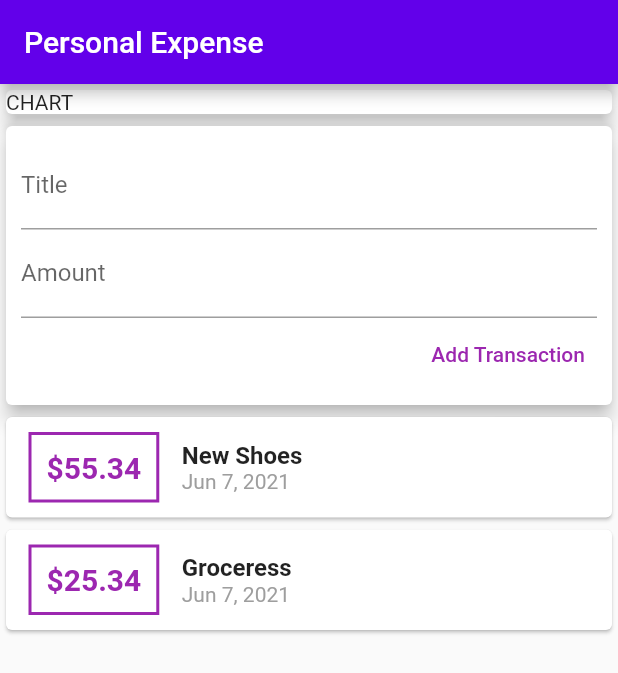
After one commit to Prince7195/flutter_personal_expence, a Flutter app: the screen it shows after launch, on a phone screen of 412 x 824 dp. The commit adds this screen. Shown: the top 673 px of the screen. Run offline on Flutter 3.47's test engine with Material 2 defaults, Android fonts, the phone set to English and light mode, and no system bars.

Commit message:
adding transaction and grouped files and code

```diff
--- /dev/null
+++ b/lib/widgets/new_transactions.dart
@@ -0,0 +1,43 @@
+import 'package:flutter/material.dart';
+
+class NewTransactions extends StatelessWidget {
+  final Function addNewTransaction;
+
+  NewTransactions(this.addNewTransaction);
+
+  final textController = TextEditingController();
+  final amountController = TextEditingController();
+
+  @override
+  Widget build(BuildContext context) {
+    return Card(
+      elevation: 5,
+      child: Container(
+        padding: EdgeInsets.all(10),
+        child: Column(
+          crossAxisAlignment: CrossAxisAlignment.end,
+          children: [
+            TextField(
+              decoration: InputDecoration(labelText: 'Title'),
+              controller: textController,
+            ),
+            TextField(
+              decoration: InputDecoration(labelText: 'Amount'),
+              controller: amountController,
+            ),
+            TextButton(
+              child: Text('Add Transaction'),
+              onPressed: () {
+                addNewTransaction(
+                    textController.text, double.parse(amountController.text));
+              },
+              style: TextButton.styleFrom(
+                primary: Colors.purple,
+              ),
+            ),
+          ],
+        ),
+      ),
+    );
+  }
+}
--- /dev/null
+++ b/lib/widgets/transaction_list.dart
@@ -0,0 +1,68 @@
+import 'package:flutter/material.dart';
+import 'package:intl/intl.dart';
+
+import '../models/transaction.dart';
+
+class TransactionList extends StatelessWidget {
+  final List<Transaction> transactions;
+
+  TransactionList(this.transactions);
+
+  @override
+  Widget build(BuildContext context) {
+    return Container(
+      height: 500,
+      child: SingleChildScrollView(
+        child: Column(
+          children: transactions
+              .map((trx) => Card(
+                    child: Row(
+                      children: [
+                        Container(
+                          child: Text(
+                            '\$${trx.amount}',
+                            style: TextStyle(
+                              color: Colors.purple,
+                              fontWeight: FontWeight.bold,
+                              fontSize: 20,
+                            ),
+                          ),
+                          margin: EdgeInsets.symmetric(
+                            vertical: 10,
+                            horizontal: 15,
+                          ),
+                          padding: EdgeInsets.all(10),
+                          decoration: BoxDecoration(
+                            border: Border.all(
+                              width: 2,
+                              color: Colors.purple,
+                            ),
+                          ),
+                        ),
+                        Column(
+                          crossAxisAlignment: CrossAxisAlignment.start,
+                          children: [
+                            Text(
+                              trx.title,
+                              style: TextStyle(
+                                fontWeight: FontWeight.bold,
+                                fontSize: 16,
+                              ),
+                            ),
+                            Text(
+                              DateFormat.yMMMd().format(trx.date),
+                              style: TextStyle(
+                                color: Colors.grey,
+                              ),
+                            ),
+                          ],
+                        )
+                      ],
+                    ),
+                  ))
+              .toList(),
+        ),
+      ),
+    );
+  }
+}
--- /dev/null
+++ b/lib/widgets/user_transactions.dart
@@ -0,0 +1,49 @@
+import 'package:flutter/material.dart';
+
+import './new_transactions.dart';
+import './transaction_list.dart';
+import '../models/transaction.dart';
+
+class UserTransactions extends StatefulWidget {
+  @override
+  _UserTransactionsState createState() => _UserTransactionsState();
+}
+
+class _UserTransactionsState extends State<UserTransactions> {
+  final List<Transaction> _transactions = [
+    Transaction(
+      id: 'trx1',
+      title: 'New Shoes',
+      amount: 55.34,
+      date: DateTime.now(),
+    ),
+    Transaction(
+      id: 'trx2',
+      title: 'Groceress',
+      amount: 25.34,
+      date: DateTime.now(),
+    ),
+  ];
+
+  void _addNewTransaction(String title, double amount) {
+    final newTrx = Transaction(
+        id: 'trx${_transactions.length + 1}',
+        title: title,
+        amount: amount,
+        date: DateTime.now());
+
+    setState(() {
+      _transactions.add(newTrx);
+    });
+  }
+
+  @override
+  Widget build(BuildContext context) {
+    return Column(
+      children: [
+        NewTransactions(_addNewTransaction),
+        TransactionList(_transactions),
+      ],
+    );
+  }
+}
```
Also changed, not shown: lib/main.dart (+4 -90 lines), lib/models/transaction.dart (renamed from lib/transaction.dart).
